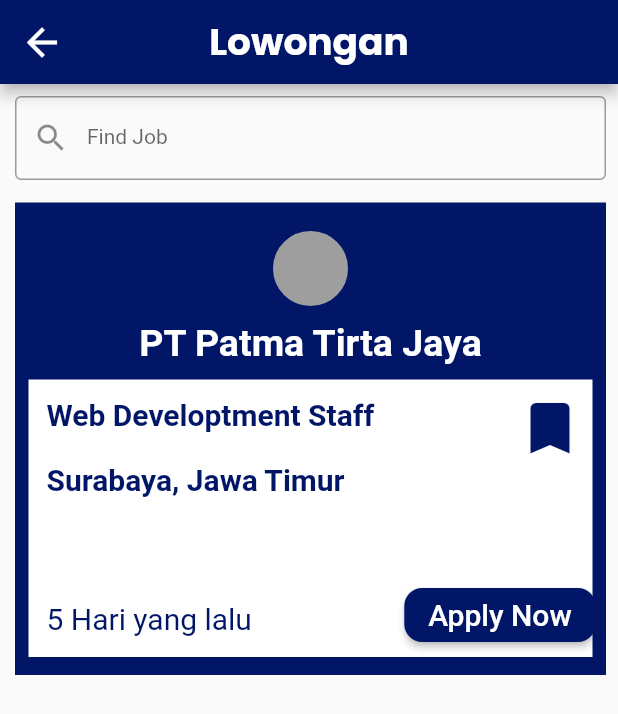
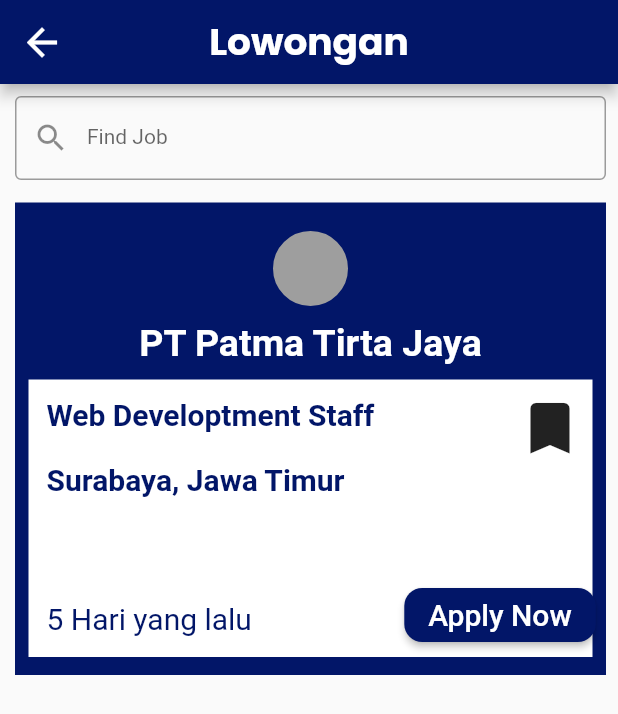
Before and after one commit to ardianhilmip35/mobile_go_job, a Flutter app: the LowonganPekerjaan screen opened directly, after a tap on the "bookmark" icon, on a phone screen of 412 x 824 dp. Shown: the top 714 px of the screen. Run offline on Flutter 3.47's test engine with Material 2 defaults, Android fonts, the phone set to English and light mode, and no system bars; our stand-ins replace cool_alert, fluttertoast, get, google_fonts, google_sign_in and 1 more; missing offline and left inert: dart:ffi, dart:html, flutter_email_sender; accounts and stored records are empty; network calls fail.

Commit message:
tanti commit (model lowongan)

```diff
--- a/lib/Screens/lowongan_pekerjaan.dart
+++ b/lib/Screens/lowongan_pekerjaan.dart
@@ -1,7 +1,9 @@
 import 'dart:convert';
+import 'dart:ffi';
 
 import 'package:flutter/material.dart';
 import 'package:mobile_go_job/Screens/lamar_sekarang.dart';
+import 'package:mobile_go_job/Services/auth_services.dart';
 import 'package:mobile_go_job/models/lowongan_model.dart';
 import 'package:mobile_go_job/shared/shared.dart';
 import 'package:google_fonts/google_fonts.dart';
@@ -23,16 +25,25 @@ class _LowonganPekerjaanState extends State<LowonganPekerjaan> {
   //   var result = await http.get(apiUrl);
   //   return json.decode(result.body)['data'];
   // }
-  final String url = lowonganURL;
-  Future getLowongan() async {
-    var response = await http.get(Uri.parse(url));
-    print(json.decode(response.body));
-    return json.decode(response.body);
+  int _index = 0;
+  List<Lowongan> _lowongan = [];
+
+  _getData() async {
+    _lowongan = await AuthServices.geLowongan();
+    if (mounted) {
+      setState(() {});
+    }
   }
-  Color _iconColor = Colors.grey;
+
+  @override
+  void initState() {
+    super.initState();
+    _getData();
+  }
+
   @override
   Widget build(BuildContext context) {
-    getLowongan();
+    // getLowongan();
     return Scaffold(
       appBar: AppBar(
         title: Text(
@@ -79,6 +90,8 @@ class _LowonganPekerjaanState extends State<LowonganPekerjaan> {
                       color: primarycolor,
                       border: Border.all(color: primarycolor, width: 4),
                     ),
+                    itemCount: _lowongan.length,
+
                     child: Column(
                       children: <Widget>[
                         Container(
@@ -149,14 +162,14 @@ class _LowonganPekerjaanState extends State<LowonganPekerjaan> {
                                   IconButton(
                                       alignment: Alignment.topRight,
                                       iconSize: 45,
-                                      color: _iconColor,
+                                      // color: _iconColor,
                                       onPressed: () {
                                         setState(() {
-                                          if (_iconColor == Colors.grey) {
-                                            _iconColor = primarycolor;
-                                          } else {
-                                            _iconColor = Colors.grey;
-                                          }
+                                          // if (_iconColor == Colors.grey) {
+                                          //   _iconColor = primarycolor;
+                                          // } else {
+                                          //   _iconColor = Colors.grey;
+                                          // }
                                         });
                                       },
                                       icon: Icon(Icons.bookmark)),
--- a/lib/Services/auth_services.dart
+++ b/lib/Services/auth_services.dart
@@ -103,40 +103,24 @@ class AuthServices {
     // return request;
   }
 
-  // Future _getToken() async {
-  //   SharedPreferences localStorage = await SharedPreferences.getInstance();
-  //   token = jsonDecode(localStorage.getString('token'))['token'];
-  // }
+  static Future<List<Lowongan>> geLowongan() async {
 
-  //lihat data lowongan
-  //  Future<List<Lowongan>> getAllProducts() async {
-  //   try {
-  //     final response = await http.get(Uri.parse("$baseURL/products"));
-  //     if (response.statusCode == 200) {
-  //       List<dynamic> json = jsonDecode(response.body);
-  //       return List<Lowongan>.from(json.map((e) => Lowongan.fromJson(e)));
-  //     } else {
-  //       return [];
-  //     }
-  //   } catch (e) {
-  //     return [];
-  //   }
-  // }
-  // Future<List<Lowongan>> getBestSeller() async {
-  //   try {
-  //     final response =
-  //         await http.get(Uri.parse("$baseURL/products/bestseller"));
-  //     if (response.statusCode == 200) {
-  //       List<dynamic> json = jsonDecode(response.body);
-  //       return List<Lowongan>.from(json.map((e) => Lowongan.fromJson(e)));
-  //     } else {
-  //       return [];
-  //     }
-  //   } catch (e) {
-  //     return [];
-  //   }
-  // }
+    var response = await http.get(Uri.parse("$lowonganURL"));
+    var responseData = jsonDecode(response.body);
 
+    if(response.statusCode == 200) {
+      List<dynamic> listLowongan = (responseData as Map<String, dynamic>)['data'];
 
+      List<Lowongan> lowongans = [];
+      for (int i = 0; i < listLowongan.length; i++) {
+        lowongans.add(Lowongan.fromJson(listLowongan[i]));
+      }
+      return lowongans;
+    } else {
+      throw Exception("Failed to load wisata");
+    }
+      // print(json.decode(response.body));
+      // return json.decode(response.body);
+  }
 
 }
--- a/lib/Services/globals.dart
+++ b/lib/Services/globals.dart
@@ -4,7 +4,8 @@ import 'package:flutter/material.dart';
 const String baseURL = "https://ws-tif.com/kel24/api/register";
 final String profilURL = "https://ws-tif.com/kel24/api/profile";
 const String loginURL = "https://ws-tif.com/kel24/api/login"; //emulator localhost
-const String lowonganURL = "http://127.0.0.1:8000/api/lowongan/lihat"; //emulator localhost
+const String lowonganURL = "https://ws-tif.com/kel24/api/lowongan/lihat"; //emulator localhost
+final String logoURL = "https://ws-tif.com/kel24/uploads/logo/"; //emulator localhost
 
 const Map<String, String> headers = {"Content-Type": "application/json"};
 
--- a/pubspec.yaml
+++ b/pubspec.yaml
@@ -18,7 +18,7 @@ publish_to: 'none' # Remove this line if you wish to publish to pub.dev
 version: 1.0.0+1
 
 environment:
-  sdk: '2.16.0-134.1.beta'
+  sdk: ">=2.16.1 <3.0.0"
 
 # Dependencies specify other packages that your package needs in order to work.
 # To automatically upgrade your package dependencies to the latest versions
```
Also changed, not shown: pubspec.lock.
